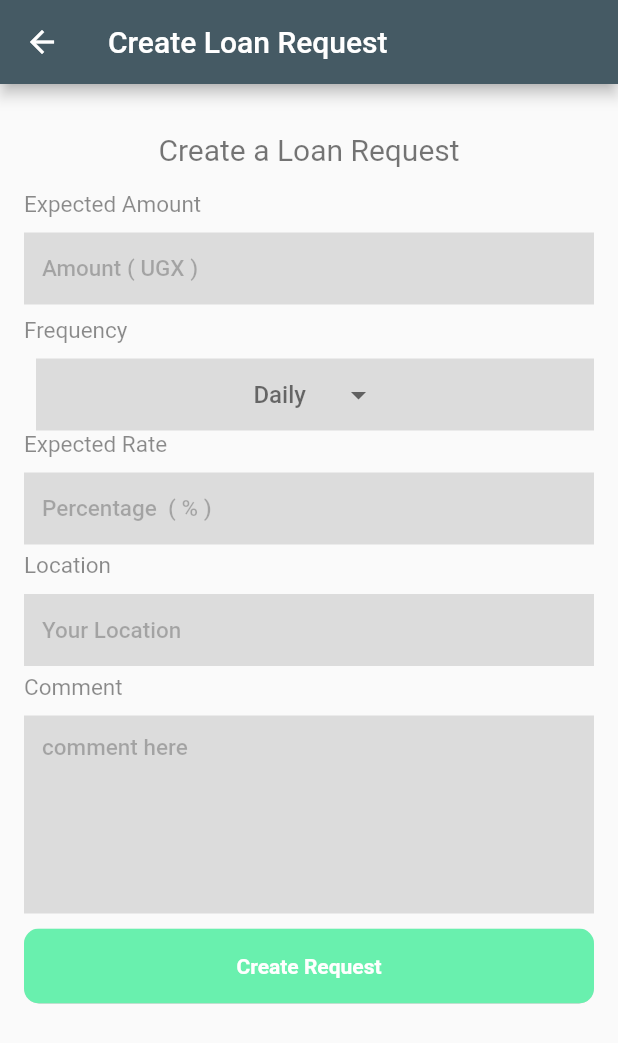
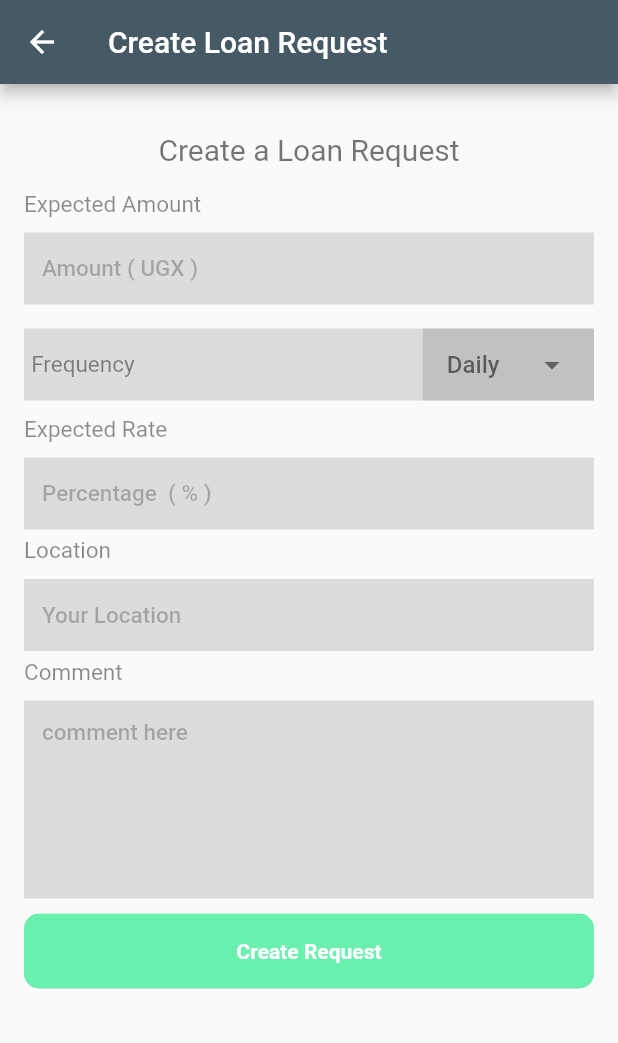
Before and after one commit to simonpojok/ideal, a Flutter app: the CreateDealScreen screen opened by its route, on a phone screen of 412 x 824 dp. Shown: the top 1043 px of the screen. Run offline on Flutter 3.47's test engine with Material 2 defaults, Android fonts, the phone set to English and light mode, and no system bars; our stand-ins replace cloud_firestore, firebase_auth, firebase_core, flutter_rating_bar, flutter_svg; accounts and stored records are empty.

Commit message:
fixed the ui issues

```diff
--- a/lib/src/screens/deal_create/create_deal_screen.dart
+++ b/lib/src/screens/deal_create/create_deal_screen.dart
@@ -68,17 +68,22 @@ class _CreateDealScreenState extends State<CreateDealScreen> {
                   keyboard: TextInputType.numberWithOptions(decimal: true),
                 ),
                 Container(
-                  margin: EdgeInsets.only(top: kDefaultPadding * .5),
+                  margin: EdgeInsets.only(top: kDefaultPadding),
+                  padding: EdgeInsets.only(left: kDefaultPadding * .3),
+                  color: Colors.black12,
+                  child: Row(
+                    children: [
+                      Expanded(
                         child: Text(
                           "Frequency",
-                    style: Theme.of(context).textTheme.bodyText1!.copyWith(
+                          style:
+                              Theme.of(context).textTheme.bodyText1!.copyWith(
                                     fontSize: 15,
                                     color: Colors.black45,
                                     fontWeight: FontWeight.normal,
                                   ),
                         ),
                       ),
-                SizedBox(height: 10),
                       SelectDropDown(
                         value: selectedFrequency,
                         onValueChange: (String? value) {
@@ -88,6 +93,10 @@ class _CreateDealScreenState extends State<CreateDealScreen> {
                         },
                         options: ["Daily", "Weekly", "Monthly", "Yearly"],
                       ),
+                    ],
+                  ),
+                ),
+                SizedBox(height: 10),
                 TextInputLabeled(
                   label: "Expected Rate",
                   hint: "Percentage  ( % )",
```
Lines whose indentation alone changed are shown as unchanged.
